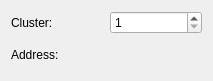
hetelek/Velocity, file Velocity/clustertooldialog.ui: the form before one commit.
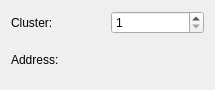
The form after the commit. Icons and pictures are not drawn.

Commit message: Fixed cluster tool dialog on Mac

Diff of the .ui file:
```diff
--- a/Velocity/clustertooldialog.ui
+++ b/Velocity/clustertooldialog.ui
@@ -6,8 +6,8 @@
    <rect>
     <x>0</x>
     <y>0</y>
-    <width>213</width>
-    <height>81</height>
+    <width>215</width>
+    <height>90</height>
    </rect>
   </property>
   <property name="minimumSize">
```
